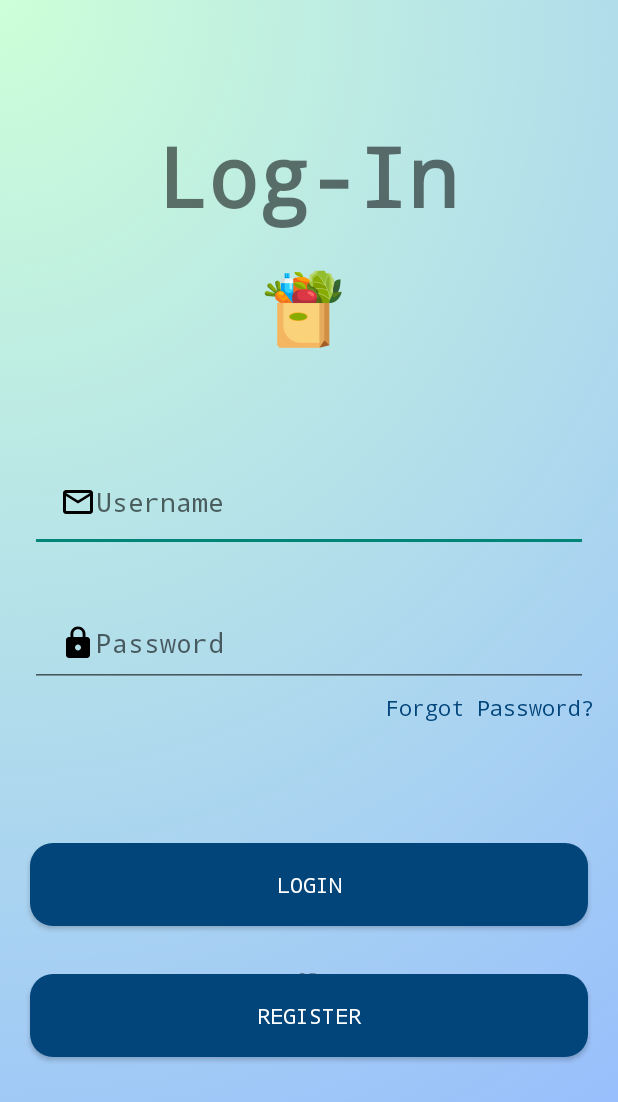
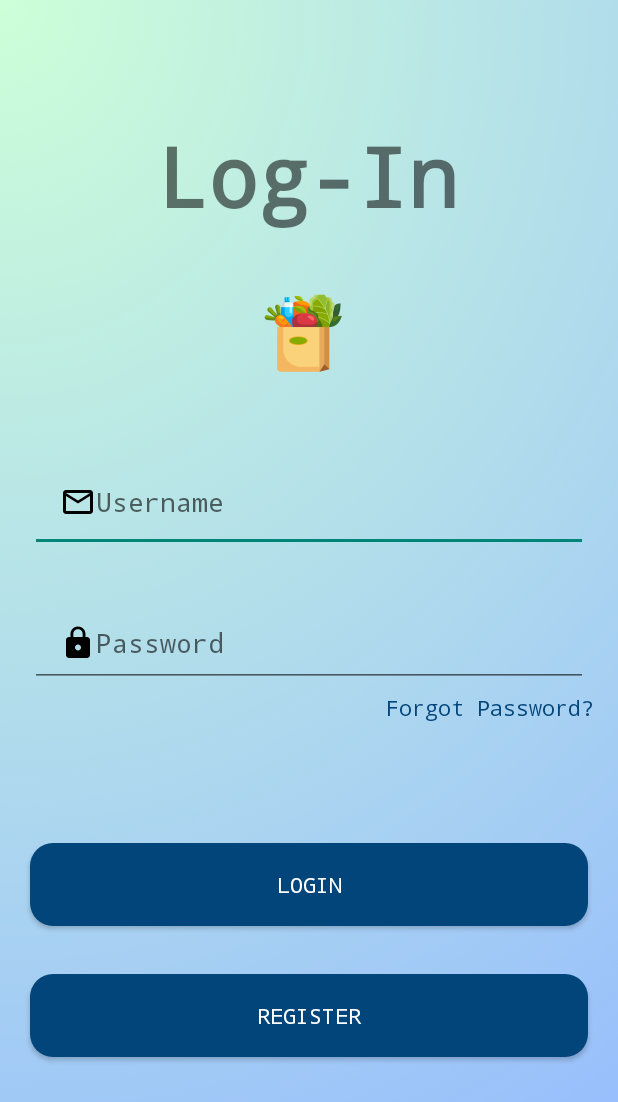
Before and after one commit to Fr4nzy/SariSariStore-CNN, an Android app: the screen it shows after launch (LoginActivity), on a phone screen of 412 x 824 dp. Shown: the top 1102 px of the screen. Run offline under Robolectric (Android 15) with nearby library versions, the phone set to English and light mode, and no system bars; our stand-ins replace Firebase (no records; nobody signed in at launch, a user with empty details on screens opened directly); Roboto replaces fonts that are not available here.

Commit message:
UI Updated

```diff
--- a/app/src/main/java/org/lu/sarisaristorepos/AddProducts.java
+++ b/app/src/main/java/org/lu/sarisaristorepos/AddProducts.java
@@ -48,7 +48,7 @@ public class AddProducts extends AppCompatActivity {
     private EditText productNameEditText, productPriceEditText, productBrandEditText;
     private Spinner categorySpinner;
     private ImageView previewImageView;
-    private TextView classifyLbl, percentLbl;
+    private TextView classifyLbl;
 
 
     private FirebaseFirestore db;
@@ -69,7 +69,6 @@ public class AddProducts extends AppCompatActivity {
         categorySpinner = findViewById(R.id.categorySelect);
         previewImageView = findViewById(R.id.previewImg);
         classifyLbl = findViewById(R.id.classifyLbl);
-        percentLbl = findViewById(R.id.percentLbl);
         Button selectImageButton = findViewById(R.id.btnImgSelect);
         Button camera = findViewById(R.id.btnImgCapture);
 
--- a/app/src/main/res/layout/activity_login.xml
+++ b/app/src/main/res/layout/activity_login.xml
@@ -24,12 +24,12 @@
     <ImageView
         android:layout_width="wrap_content"
         android:layout_height="wrap_content"
+        android:layout_centerVertical="true"
         android:layout_marginStart="148dp"
-        android:layout_marginTop="152dp"
-        android:layout_centerVertical="true"
+        android:layout_marginTop="14dp"
         android:src="@mipmap/sarisaristore_launcher_icon_foreground"
         app:layout_constraintStart_toStartOf="parent"
-        app:layout_constraintTop_toTopOf="parent" />
+        app:layout_constraintTop_toBottomOf="@+id/textView" />
 
     <EditText
         android:autofillHints="username"
@@ -100,20 +100,6 @@
         app:layout_constraintTop_toBottomOf="@+id/editPasswordTxt"
         tools:layout_editor_absoluteX="20dp" />
 
-    <TextView
-        android:id="@+id/textView3"
-        android:layout_width="wrap_content"
-        android:layout_height="wrap_content"
-        android:layout_centerInParent="true"
-        android:layout_marginTop="644dp"
-        android:text="OR"
-        android:textColor="#80000000"
-        android:textSize="12sp"
-        app:layout_constraintEnd_toEndOf="parent"
-        app:layout_constraintHorizontal_bias="0.498"
-        app:layout_constraintStart_toStartOf="parent"
-        app:layout_constraintTop_toTopOf="parent" />
-
     <Button
         android:id="@+id/registerBtn"
         android:layout_width="match_parent"
```
Also changed, not shown: app/src/main/res/layout/activity_forgot_password.xml (+1 -13 lines).
